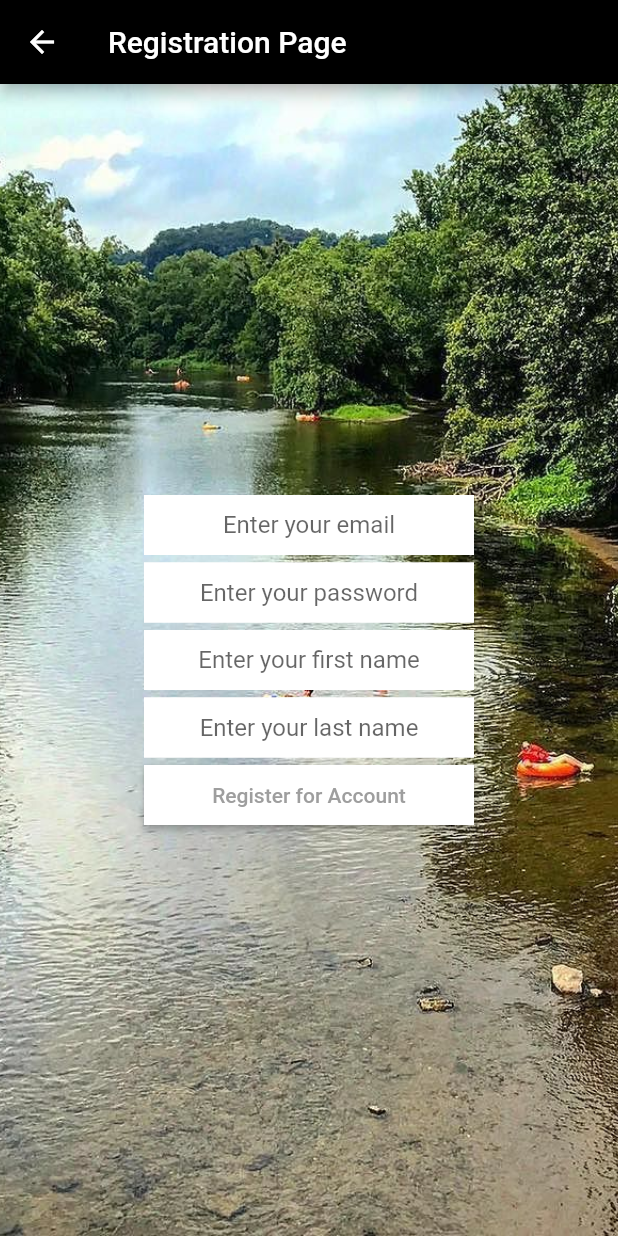
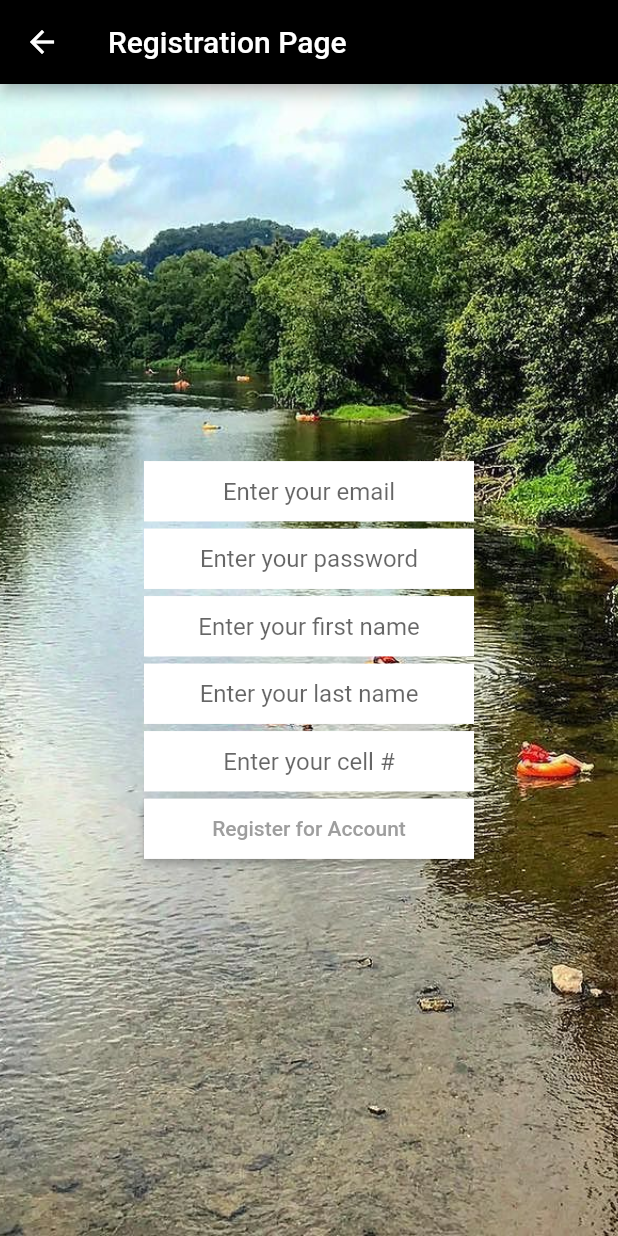
Before and after one commit to David-B-Comer/Access-Brandywine, a Flutter app: the RegistrationPage screen opened by its route, after a tap on "Register for Account", on a phone screen of 412 x 824 dp. Run offline on Flutter 3.47's test engine with Material 2 defaults, Android fonts, the phone set to English and light mode, and no system bars; our stand-ins replace cloud_firestore, firebase_auth, flutter_signin_button, google_sign_in, modal_progress_hud; missing offline and left inert: flutter_facebook_login; accounts and stored records are empty.

Commit message:
saving progress

```diff
--- a/lib/register.dart
+++ b/lib/register.dart
@@ -137,6 +137,22 @@ class _RegistrationPageState extends State<RegistrationPage> {
             SizedBox(
               width: 220,
               height: 40,
+              child: TextField(
+                obscureText: true,
+                textAlign: TextAlign.center,
+                onChanged: (value) {
+                  phoneNumber = value;
+                },
+                decoration: kTextFieldDecoration.copyWith(
+                    hintText: 'Enter your cell #'),
+              ),
+            ),
+            SizedBox(
+              height: 5.0,
+            ),
+            SizedBox(
+              width: 220,
+              height: 40,
               child: RaisedButton(
                 shape: RoundedRectangleBorder(
                     borderRadius: BorderRadius.zero,
@@ -156,8 +172,7 @@ class _RegistrationPageState extends State<RegistrationPage> {
                     'phoneNumber': phoneNumber,
                   });
                   try {
-                      final newUser =
-                          await _auth.createUserWithEmailAndPassword(
+                    final newUser = await _auth.createUserWithEmailAndPassword(
                         email: email, password: password);
                     if (newUser != null) {
                       Navigator.pushNamed(context, PassportPage.id);
@@ -165,18 +180,7 @@ class _RegistrationPageState extends State<RegistrationPage> {
                   } catch (e) {
                     print(e.message);
                   }
-                    showDialog(
-                        context: context,
-                        builder: (context) {
-                          return AlertDialog(
-                            content: Text(
-                                'That email may already be in use. Please re-enter information'),
-                          );
-                        });
-                  }
-
-                  //Navigator.pushNamed(context, LoginScreen.id);
-
+                },
               ),
             ),
           ],
@@ -184,6 +188,8 @@ class _RegistrationPageState extends State<RegistrationPage> {
       ),
     );
   }
+
+  //Navigator.pushNamed(context, LoginScreen.id);}
 }
 
 /*
```
Lines whose indentation alone changed are shown as unchanged.
